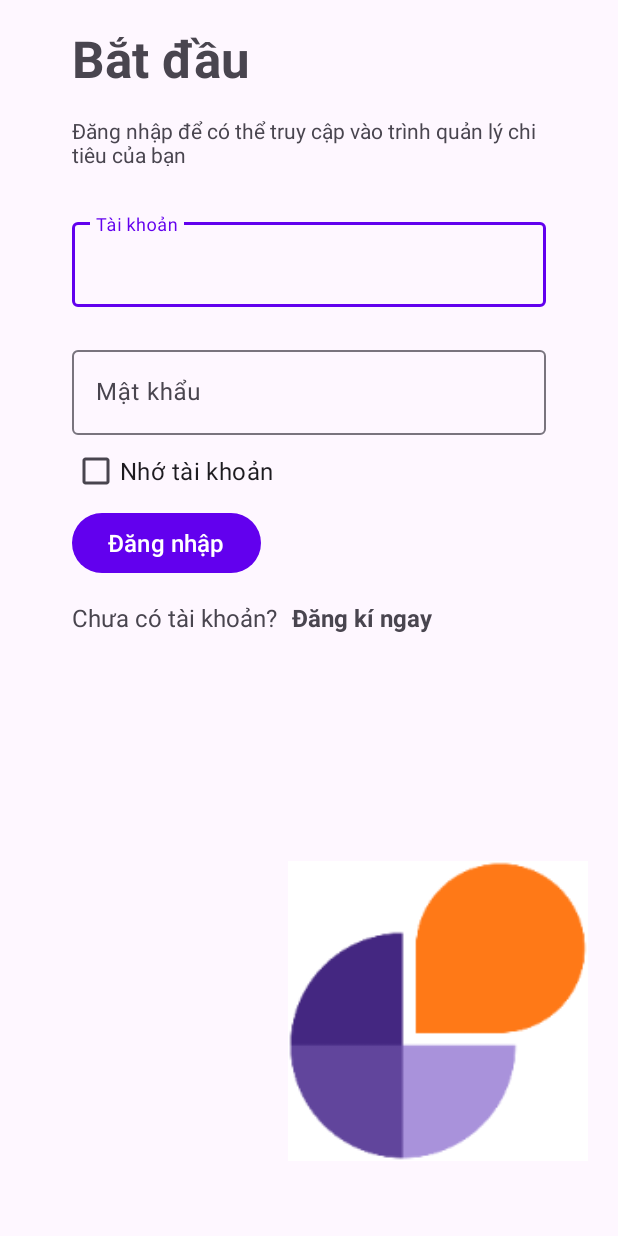
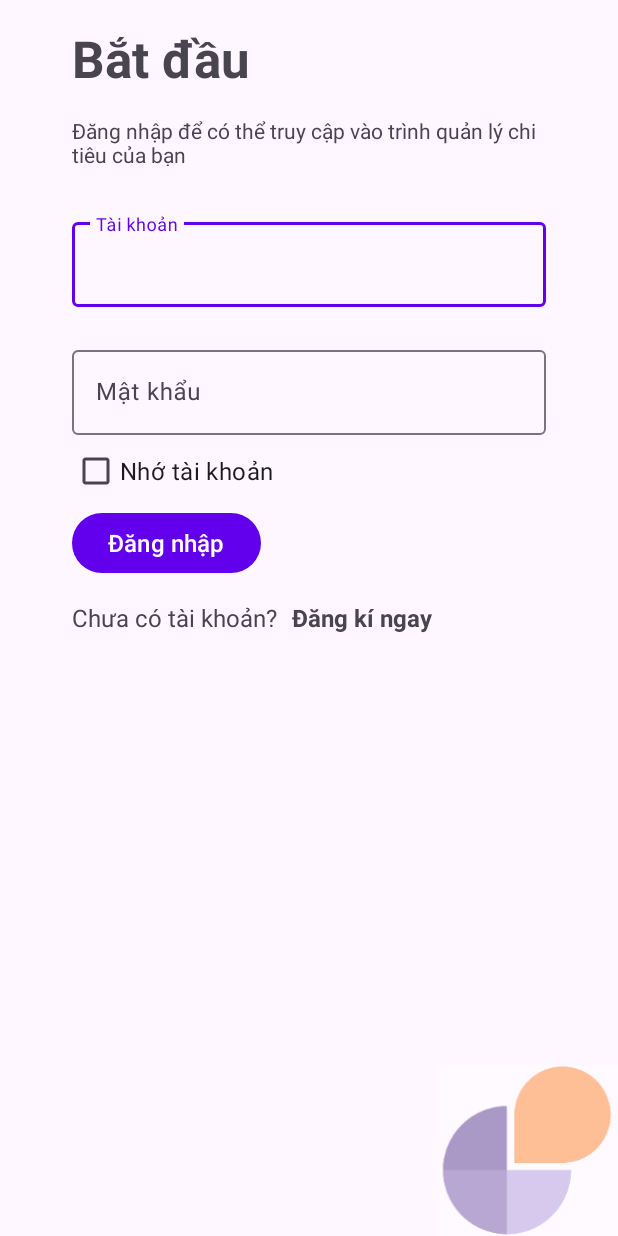
Before and after one commit to khanhworktime/financityFeedMyWallet, an Android app: the screen it shows after launch (LogIn), on a phone screen of 412 x 824 dp. Run offline under Robolectric (Android 15) with nearby library versions, the phone set to English and light mode, and no system bars.

Commit message:
Save progress

```diff
--- a/app/src/main/res/layout/login.xml
+++ b/app/src/main/res/layout/login.xml
@@ -6,21 +6,20 @@
     android:layout_height="match_parent">
 
     <ImageView
-        android:id="@+id/iv_logo2"
-        android:layout_width="200dp"
-        android:layout_height="200dp"
-        android:layout_marginEnd="20dp"
-        android:layout_marginBottom="50dp"
+        android:id="@+id/iv_logo"
+        android:layout_width="121dp"
+        android:layout_height="114dp"
         android:adjustViewBounds="false"
+        android:alpha=".45"
         android:background="#FFFFFF"
         android:backgroundTint="#FFFFFF"
+        android:contentDescription="@string/todo"
         android:cropToPadding="false"
         android:tintMode="src_over"
         app:layout_constraintBottom_toBottomOf="parent"
         app:layout_constraintEnd_toEndOf="parent"
-        app:layout_constraintHorizontal_bias="1.0"
-        app:layout_constraintStart_toStartOf="@+id/tv_2"
-        app:srcCompat="@drawable/logo" />
+        app:srcCompat="@drawable/logo"
+        tools:ignore="ImageContrastCheck" />
 
     <TextView
         android:id="@+id/tv_start"
@@ -29,7 +28,7 @@
         android:layout_marginStart="48dp"
         android:layout_marginTop="16dp"
         android:layout_marginEnd="48dp"
-        android:text="Bắt đầu"
+        android:text="@string/start"
         android:textSize="34sp"
         android:textStyle="bold"
         app:layout_constraintEnd_toEndOf="parent"
@@ -42,7 +41,7 @@
         android:layout_width="0dp"
         android:layout_height="33dp"
         android:layout_marginTop="16dp"
-        android:text="Đăng nhập để có thể truy cập vào trình quản lý chi tiêu của bạn"
+        android:text="@string/ng_nh_p_c_th_truy_c_p_v_o_tr_nh_qu_n_l_chi_ti_u_c_a_b_n"
         app:layout_constraintEnd_toEndOf="@+id/tv_start"
         app:layout_constraintHorizontal_bias="0.0"
         app:layout_constraintStart_toStartOf="@+id/tv_start"
@@ -53,7 +52,7 @@
         android:layout_width="wrap_content"
         android:layout_height="wrap_content"
         android:layout_marginTop="10dp"
-        android:text="Chưa có tài khoản?"
+        android:text="@string/not_account_yet"
         android:textSize="16sp"
         app:layout_constraintBottom_toBottomOf="parent"
         app:layout_constraintStart_toStartOf="@+id/btn_login"
@@ -64,7 +63,7 @@
         android:id="@+id/tv_signup"
         android:layout_width="wrap_content"
         android:layout_height="wrap_content"
-        android:text="Đăng kí ngay"
+        android:text="@string/signup_noew"
         android:textSize="16sp"
         android:textStyle="bold"
         app:layout_constraintBottom_toBottomOf="@+id/tv_2"
@@ -78,7 +77,7 @@
         android:id="@+id/ck_rememberacc"
         android:layout_width="wrap_content"
         android:layout_height="wrap_content"
-        android:text="Nhớ tài khoản"
+        android:text="@string/nh_t_i_kho_n"
         android:textSize="16sp"
         app:layout_constraintEnd_toEndOf="parent"
         app:layout_constraintHorizontal_bias="0.0"
@@ -89,7 +88,7 @@
         android:id="@+id/btn_login"
         android:layout_width="wrap_content"
         android:layout_height="wrap_content"
-        android:text="Đăng nhập"
+        android:text="@string/ng_nh_p"
         android:textSize="16sp"
         app:layout_constraintEnd_toEndOf="parent"
         app:layout_constraintHorizontal_bias="0.0"
@@ -109,7 +108,9 @@
             android:id="@+id/txUsername"
             android:layout_width="match_parent"
             android:layout_height="wrap_content"
-            android:hint="Tài khoản" />
+            android:hint="@string/t_i_kho_n"
+            android:textColorHint="#546E7A"
+            tools:ignore="TextContrastCheck" />
     </com.google.android.material.textfield.TextInputLayout>
 
     <com.google.android.material.textfield.TextInputLayout
@@ -125,7 +126,9 @@
             android:id="@+id/txPwd"
             android:layout_width="match_parent"
             android:layout_height="wrap_content"
-            android:hint="Mật khẩu" />
+            android:hint="@string/m_t_kh_u"
+            android:textColorHint="#546E7A"
+            tools:ignore="TextContrastCheck" />
     </com.google.android.material.textfield.TextInputLayout>
 
 </androidx.constraintlayout.widget.ConstraintLayout>
--- a/app/src/main/res/layout/signup.xml
+++ b/app/src/main/res/layout/signup.xml
@@ -13,7 +13,7 @@
         android:layout_marginStart="48dp"
         android:layout_marginTop="16dp"
         android:layout_marginEnd="48dp"
-        android:text="Đăng kí"
+        android:text="@string/ng_k"
         android:textSize="34sp"
         android:textStyle="bold"
         app:layout_constraintEnd_toEndOf="parent"
@@ -26,7 +26,7 @@
         android:layout_width="0dp"
         android:layout_height="wrap_content"
         android:layout_marginTop="10dp"
-        android:text="Đăng kí ngay để chủ động quản lý ví tiền của bạn"
+        android:text="@string/ng_k_ngay_ch_ng_qu_n_l_v_ti_n_c_a_b_n"
         app:layout_constraintEnd_toEndOf="@+id/tv_signup"
         app:layout_constraintHorizontal_bias="0.0"
         app:layout_constraintStart_toStartOf="@+id/tv_signup"
@@ -46,7 +46,7 @@
             android:id="@+id/txt_username_signup"
             android:layout_width="match_parent"
             android:layout_height="match_parent"
-            android:hint="Tài khoản"
+            android:hint="@string/t_i_kho_n"
             android:lineSpacingExtra="16sp"
             android:minHeight="48dp"
             android:textSize="16sp" />
@@ -153,11 +153,10 @@
 
     <ImageView
         android:id="@+id/iv_logo"
-        android:layout_width="200dp"
-        android:layout_height="200dp"
-        android:layout_marginEnd="20dp"
-        android:layout_marginBottom="50dp"
+        android:layout_width="121dp"
+        android:layout_height="114dp"
         android:adjustViewBounds="false"
+        android:alpha=".45"
         android:background="#FFFFFF"
         android:backgroundTint="#FFFFFF"
         android:cropToPadding="false"
--- a/app/src/main/res/values-night/strings.xml
+++ b/app/src/main/res/values-night/strings.xml
@@ -3,4 +3,7 @@
     <string name="t_ng_s_d_kh_d_ng">Tổng số dư khả dụng</string>
     <string name="moneyHolder">VND 2,000,000</string>
     <string name="account">account</string>
+    <string name="start">Bắt đầu</string>
+    <string name="not_account_yet">Chưa có tài khoản?</string>
+    <string name="ng_nh_p_c_th_truy_c_p_v_o_tr_nh_qu_n_l_chi_ti_u_c_a_b_n">Đăng nhập để có thể truy cập vào trình quản lý chi tiêu của bạn</string>
 </resources>
--- a/app/src/main/res/values/strings.xml
+++ b/app/src/main/res/values/strings.xml
@@ -46,4 +46,15 @@
     <string name="t_ng_s_d_kh_d_ng">Tổng số dư khả dụng</string>
     <string name="moneyHolder">VND 2,000,000</string>
     <string name="account">account</string>
+    <string name="start">Bắt đầu</string>
+    <string name="signup_noew">Đăng kí ngay</string>
+    <string name="not_account_yet">Chưa có tài khoản?</string>
+    <string name="ng_nh_p_c_th_truy_c_p_v_o_tr_nh_qu_n_l_chi_ti_u_c_a_b_n">Đăng nhập để có thể truy cập vào trình quản lý chi tiêu của bạn</string>
+    <string name="nh_t_i_kho_n">Nhớ tài khoản</string>
+    <string name="ng_nh_p">Đăng nhập</string>
+    <string name="t_i_kho_n">Tài khoản</string>
+    <string name="m_t_kh_u">Mật khẩu</string>
+    <string name="todo">TODO</string>
+    <string name="ng_k">Đăng kí</string>
+    <string name="ng_k_ngay_ch_ng_qu_n_l_v_ti_n_c_a_b_n">Đăng kí ngay để chủ động quản lý ví tiền của bạn</string>
 </resources>
```
